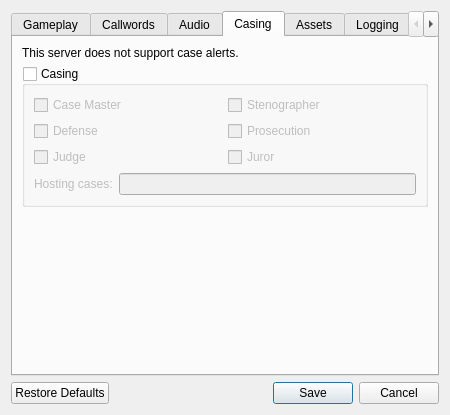
The window that resource/ui/options_dialog.ui (AttorneyOnline/AO2-Client) describes before a commit, drawn with Qt 5.
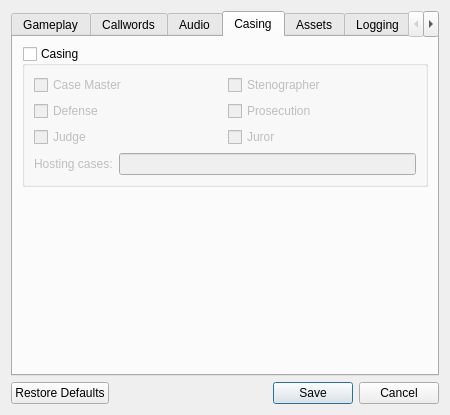
The same window after the commit. The open tabs and pages were chosen to show the change.

Commit message:
Remove "Case Alert Supported Message"
All servers I tested on master supported it. The text is redundant in operation.

Patch:
```diff
--- a/resource/ui/options_dialog.ui
+++ b/resource/ui/options_dialog.ui
@@ -805,16 +805,6 @@
        <string>Casing</string>
       </attribute>
       <layout class="QVBoxLayout" name="verticalLayout">
-       <item>
-        <widget class="QLabel" name="casing_supported_lbl">
-         <property name="toolTip">
-          <string>Pretty self-explanatory.</string>
-         </property>
-         <property name="text">
-          <string>This server does not support case alerts.</string>
-         </property>
-        </widget>
-       </item>
        <item>
         <widget class="QGroupBox" name="casing_enabled_box">
          <property name="toolTip">
```
The commit also changes 2 other files.
